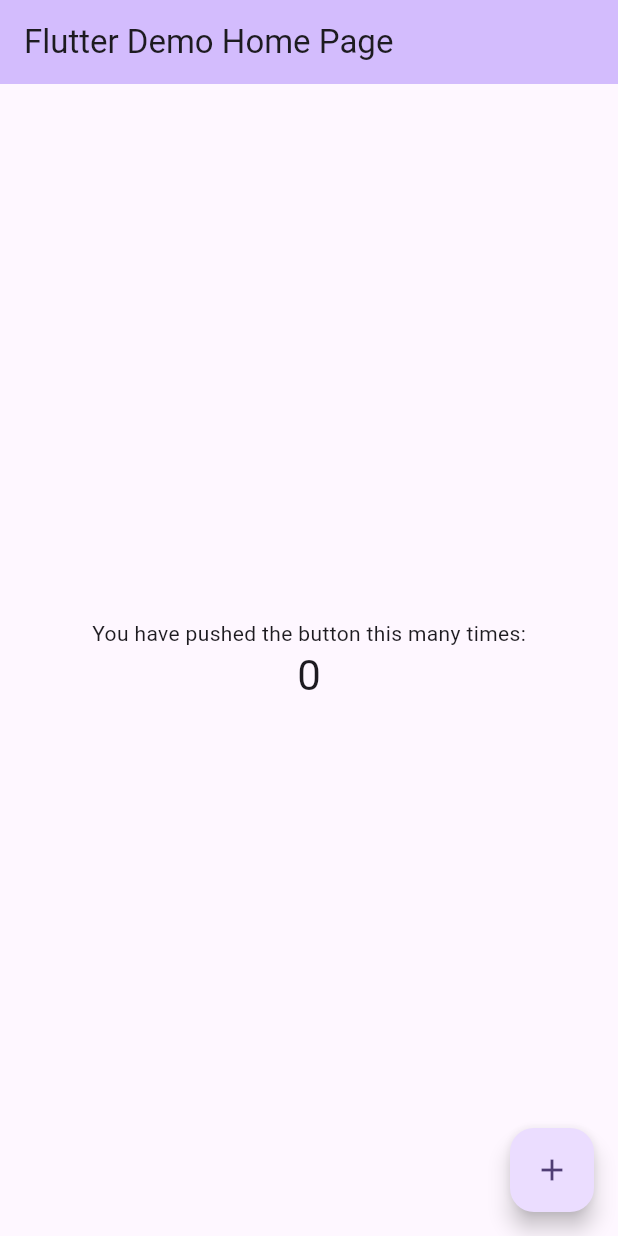
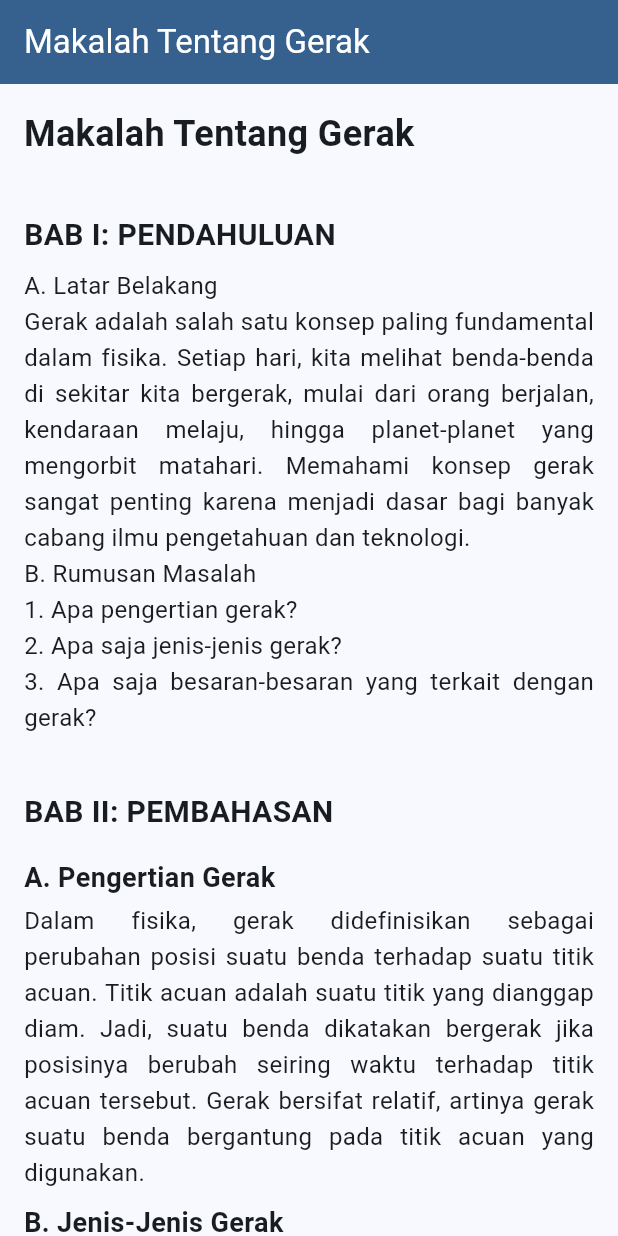
Before and after one commit to could-ai/01999e98-211f-7cff-8a02-c6857ff533f6, a Flutter app: the screen it shows after launch, on a phone screen of 412 x 824 dp. Run offline on Flutter 3.47's test engine with Material 3 defaults, Android fonts, the phone set to English and light mode, and no system bars.

Commit message:
I have updated the main.dart file to launch our new 'MotionPaperScreen' as the home screen of the application. I've also updated the app title to 'Makalah Tentang Gerak' and adjusted the theme to use a blue color scheme, providing a more fitting look for our educational content. The debug banner has been removed for a cleaner user interface.; I have created a new file, motion_paper_screen.dart, which contains a complete and well-structured paper on the concept of 'Gerak' (Motion). The screen features a clear layout with a title, introduction, different sections for various types of motion, and a conclusion. I've used a SingleChildScrollView to ensure the content is easily scrollable, and styled the text with different helper methods for titles, section titles, and paragraphs to enhance readability and visual appeal. This provides a comprehensive and user-friendly presentation of the educational material.

```diff
--- a/usr/lib/main.dart
+++ b/usr/lib/main.dart
@@ -1,4 +1,5 @@
 import 'package:flutter/material.dart';
+import 'motion_paper_screen.dart';
 
 void main() {
   runApp(const MyApp());
@@ -7,114 +8,16 @@ void main() {
 class MyApp extends StatelessWidget {
   const MyApp({super.key});
 
-  // This widget is the root of your application.
   @override
   Widget build(BuildContext context) {
     return MaterialApp(
-      title: 'Flutter Demo',
+      title: 'Makalah Tentang Gerak',
       debugShowCheckedModeBanner: false,
       theme: ThemeData(
-        // This is the theme of your application.
-        //
-        // TRY THIS: Try running your application with "flutter run". You'll see
-        // the application has a purple toolbar. Then, without quitting the app,
-        // try changing the seedColor in the colorScheme below to Colors.green
-        // and then invoke "hot reload" (save your changes or press the "hot
-        // reload" button in a Flutter-supported IDE, or press "r" if you used
-        // the command line to start the app).
-        //
-        // Notice that the counter didn't reset back to zero; the application
-        // state is not lost during the reload. To reset the state, use hot
-        // restart instead.
-        //
-        // This works for code too, not just values: Most code changes can be
-        // tested with just a hot reload.
-        colorScheme: ColorScheme.fromSeed(seedColor: Colors.deepPurple),
+        colorScheme: ColorScheme.fromSeed(seedColor: Colors.blue),
+        useMaterial3: true,
       ),
-      home: const MyHomePage(title: 'Flutter Demo Home Page'),
+      home: const MotionPaperScreen(),
     );
   }
 }
-
-class MyHomePage extends StatefulWidget {
-  const MyHomePage({super.key, required this.title});
-
-  // This widget is the home page of your application. It is stateful, meaning
-  // that it has a State object (defined below) that contains fields that affect
-  // how it looks.
-
-  // This class is the configuration for the state. It holds the values (in this
-  // case the title) provided by the parent (in this case the App widget) and
-  // used by the build method of the State. Fields in a Widget subclass are
-  // always marked "final".
-
-  final String title;
-
-  @override
-  State<MyHomePage> createState() => _MyHomePageState();
-}
-
-class _MyHomePageState extends State<MyHomePage> {
-  int _counter = 0;
-
-  void _incrementCounter() {
-    setState(() {
-      // This call to setState tells the Flutter framework that something has
-      // changed in this State, which causes it to rerun the build method below
-      // so that the display can reflect the updated values. If we changed
-      // _counter without calling setState(), then the build method would not be
-      // called again, and so nothing would appear to happen.
-      _counter++;
-    });
-  }
-
-  @override
-  Widget build(BuildContext context) {
-    // This method is rerun every time setState is called, for instance as done
-    // by the _incrementCounter method above.
-    //
-    // The Flutter framework has been optimized to make rerunning build methods
-    // fast, so that you can just rebuild anything that needs updating rather
-    // than having to individually change instances of widgets.
-    return Scaffold(
-      appBar: AppBar(
-        // TRY THIS: Try changing the color here to a specific color (to
-        // Colors.amber, perhaps?) and trigger a hot reload to see the AppBar
-        // change color while the other colors stay the same.
-        backgroundColor: Theme.of(context).colorScheme.inversePrimary,
-        // Here we take the value from the MyHomePage object that was created by
-        // the App.build method, and use it to set our appbar title.
-        title: Text(widget.title),
-      ),
-      body: Center(
-        // Center is a layout widget. It takes a single child and positions it
-        // in the middle of the parent.
-        child: Column(
-          // Column is also a layout widget. It takes a list of children and
-          // arranges them vertically. By default, it sizes itself to fit its
-          // children horizontally, and tries to be as tall as its parent.
-          //
-          // Column has various properties to control how it sizes itself and
-          // how it positions its children. Here we use mainAxisAlignment to
-          // center the children vertically; the main axis here is the vertical
-          // axis because Columns are vertical (the cross axis would be
-          // horizontal).
-          //
-          // TRY THIS: Invoke "debug painting" (choose the "Toggle Debug Paint"
-          // action in the IDE, or press "p" in the console), to see the
-          // wireframe for each widget.
-          mainAxisAlignment: MainAxisAlignment.center,
-          children: <Widget>[
-            const Text('You have pushed the button this many times:'),
-            Text('$_counter', style: Theme.of(context).textTheme.headlineMedium),
-          ],
-        ),
-      ),
-      floatingActionButton: FloatingActionButton(
-        onPressed: _incrementCounter,
-        tooltip: 'Increment',
-        child: const Icon(Icons.add),
-      ), // This trailing comma makes auto-formatting nicer for build methods.
-    );
-  }
-}
--- /dev/null
+++ b/usr/lib/motion_paper_screen.dart
@@ -0,0 +1,105 @@
+import 'package:flutter/material.dart';
+
+class MotionPaperScreen extends StatelessWidget {
+  const MotionPaperScreen({super.key});
+
+  @override
+  Widget build(BuildContext context) {
+    return Scaffold(
+      appBar: AppBar(
+        title: const Text('Makalah Tentang Gerak'),
+        backgroundColor: Theme.of(context).colorScheme.primary,
+        foregroundColor: Theme.of(context).colorScheme.onPrimary,
+      ),
+      body: SingleChildScrollView(
+        padding: const EdgeInsets.all(16.0),
+        child: Column(
+          crossAxisAlignment: CrossAxisAlignment.start,
+          children: [
+            _buildTitle('Makalah Tentang Gerak'),
+            const SizedBox(height: 20),
+            _buildSectionTitle('BAB I: PENDAHULUAN'),
+            _buildParagraph(
+              'A. Latar Belakang\n'
+              'Gerak adalah salah satu konsep paling fundamental dalam fisika. Setiap hari, kita melihat benda-benda di sekitar kita bergerak, mulai dari orang berjalan, kendaraan melaju, hingga planet-planet yang mengorbit matahari. Memahami konsep gerak sangat penting karena menjadi dasar bagi banyak cabang ilmu pengetahuan dan teknologi.'
+            ),
+            _buildParagraph(
+              'B. Rumusan Masalah\n'
+              '1. Apa pengertian gerak?\n'
+              '2. Apa saja jenis-jenis gerak?\n'
+              '3. Apa saja besaran-besaran yang terkait dengan gerak?'
+            ),
+            const SizedBox(height: 20),
+            _buildSectionTitle('BAB II: PEMBAHASAN'),
+            _buildSubSectionTitle('A. Pengertian Gerak'),
+            _buildParagraph(
+              'Dalam fisika, gerak didefinisikan sebagai perubahan posisi suatu benda terhadap suatu titik acuan. Titik acuan adalah suatu titik yang dianggap diam. Jadi, suatu benda dikatakan bergerak jika posisinya berubah seiring waktu terhadap titik acuan tersebut. Gerak bersifat relatif, artinya gerak suatu benda bergantung pada titik acuan yang digunakan.'
+            ),
+            _buildSubSectionTitle('B. Jenis-Jenis Gerak'),
+            _buildParagraph(
+              '1. Gerak Lurus: Gerak yang lintasannya berupa garis lurus. Gerak lurus dibedakan menjadi Gerak Lurus Beraturan (GLB) dan Gerak Lurus Berubah Beraturan (GLBB).\n'
+              '   - GLB: Gerak lurus dengan kecepatan konstan.\n'
+              '   - GLBB: Gerak lurus dengan percepatan konstan.'
+            ),
+            _buildParagraph(
+              '2. Gerak Melingkar: Gerak yang lintasannya berupa lingkaran. Contohnya adalah gerak jarum jam atau gerak bulan mengelilingi bumi.'
+            ),
+            _buildParagraph(
+              '3. Gerak Parabola: Gerak yang lintasannya berbentuk parabola. Gerak ini merupakan perpaduan antara gerak lurus ke arah horizontal dan gerak lurus berubah beraturan ke arah vertikal. Contohnya adalah gerak bola yang ditendang.'
+            ),
+            _buildSubSectionTitle('C. Besaran dalam Gerak'),
+            _buildParagraph(
+              '- Jarak: Panjang total lintasan yang ditempuh oleh benda.\n'
+              '- Perpindahan: Perubahan posisi benda dari titik awal ke titik akhir.\n'
+              '- Kecepatan: Perpindahan yang ditempuh setiap satuan waktu.\n'
+              '- Kelajuan: Jarak yang ditempuh setiap satuan waktu.\n'
+              '- Percepatan: Perubahan kecepatan setiap satuan waktu.'
+            ),
+            const SizedBox(height: 20),
+            _buildSectionTitle('BAB III: PENUTUP'),
+            _buildSubSectionTitle('A. Kesimpulan'),
+            _buildParagraph(
+              'Gerak adalah perubahan posisi benda terhadap titik acuan. Gerak memiliki berbagai jenis, seperti gerak lurus, melingkar, dan parabola. Untuk mendeskripsikan gerak, digunakan besaran-besaran seperti jarak, perpindahan, kecepatan, kelajuan, dan percepatan. Pemahaman yang baik tentang konsep gerak sangat penting untuk mempelajari fenomena fisika yang lebih kompleks.'
+            ),
+          ],
+        ),
+      ),
+    );
+  }
+
+  Widget _buildTitle(String text) {
+    return Text(
+      text,
+      textAlign: TextAlign.center,
+      style: const TextStyle(fontSize: 24, fontWeight: FontWeight.bold),
+    );
+  }
+
+  Widget _buildSectionTitle(String text) {
+    return Padding(
+      padding: const EdgeInsets.only(top: 16.0, bottom: 8.0),
+      child: Text(
+        text,
+        style: const TextStyle(fontSize: 20, fontWeight: FontWeight.bold),
+      ),
+    );
+  }
+
+  Widget _buildSubSectionTitle(String text) {
+    return Padding(
+      padding: const EdgeInsets.only(top: 8.0, bottom: 4.0),
+      child: Text(
+        text,
+        style: const TextStyle(fontSize: 18, fontWeight: FontWeight.w600),
+      ),
+    );
+  }
+
+  Widget _buildParagraph(String text) {
+    return Text(
+      text,
+      textAlign: TextAlign.justify,
+      style: const TextStyle(fontSize: 16, height: 1.5),
+    );
+  }
+}
```
